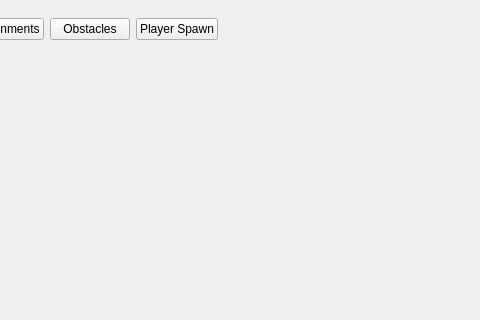
Before: the Qt Designer form editor/EditorWindow.ui in NicolasdelaTorre/TP_Grupal_Grupo_09_Argentum, drawn with Qt 5; both pictures show x 620 to 1100 and y 0 to 320 of the 1100 by 720 pixel window.
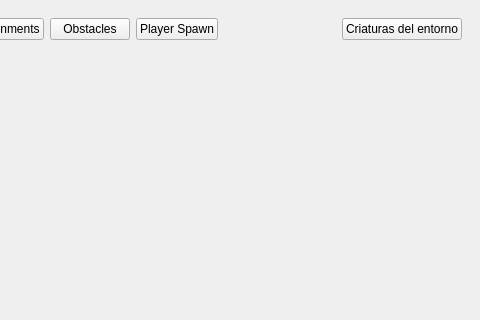
After: the same form once the commit is applied. The open tabs and pages were chosen to show the change.

```diff
--- a/editor/EditorWindow.ui
+++ b/editor/EditorWindow.ui
@@ -412,6 +412,13 @@
             </property>
            </spacer>
           </item>
+          <item>
+           <widget class="QPushButton" name="btnEnvironmentCreatures">
+            <property name="text">
+             <string>Criaturas del entorno</string>
+            </property>
+           </widget>
+          </item>
          </layout>
         </item>
         <item>
```
